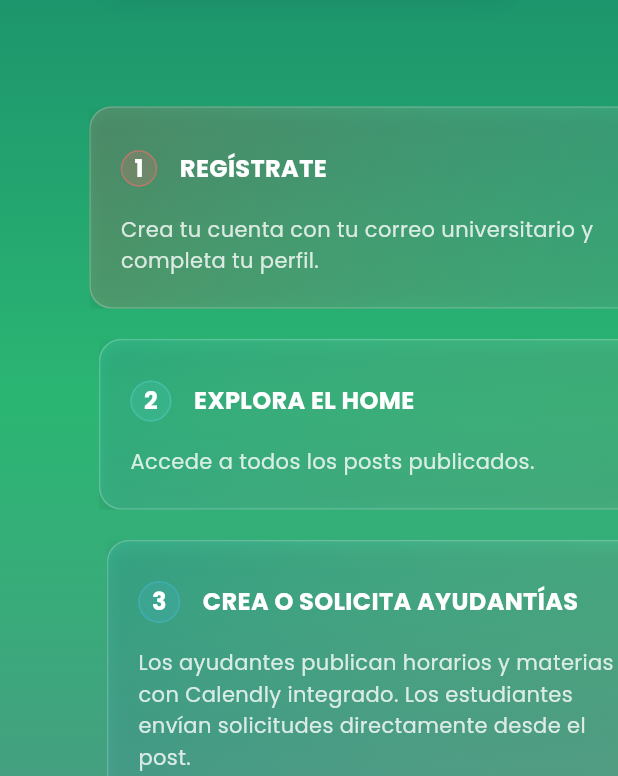
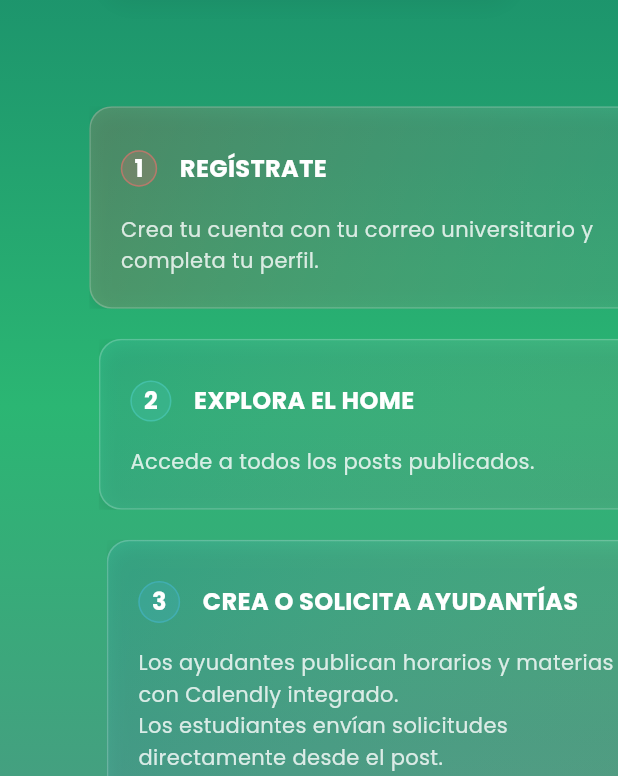
Before and after one commit to UpsaMe-App/frontendP2, a Flutter app: the screen it shows after launch, scrolled down 1152 dp, on a phone screen of 412 x 824 dp, the part 460-1236 px from its top. Run offline on Flutter 3.47's test engine with Material 3 defaults, Android fonts, the phone set to English and light mode, and no system bars; our stand-ins replace google_fonts, image_picker, lottie; missing offline and left inert: dart:html, dart:ui_web; accounts and stored records are empty; network calls fail.

Commit message:
landing page

```diff
--- a/flutter_upsame/lib/screens/landing_page.dart
+++ b/flutter_upsame/lib/screens/landing_page.dart
@@ -73,7 +73,6 @@
       vsync: this,
     )..repeat();
 
-    // Dejo un valor grande para que cubra pantallas altas; visualmente funciona bien en todos
     _fallingAnimation = Tween<double>(begin: -100, end: 1200).animate(
       CurvedAnimation(parent: _fallingLeavesController, curve: Curves.linear),
     );
@@ -208,9 +207,8 @@
   }
 
   Widget _buildHeroSection() {
-    // ✅ Hero adaptado: llena pantalla en iPhone 14 Pro y otros móviles altos
     final double heroHeight = _isMobile
-        ? max(620, _screenHeight) // en iPhone 14 Pro ≈ 844, queda full-screen
+        ? max(620, _screenHeight)
         : max(750, _screenHeight * 0.9);
 
     return SizedBox(
@@ -293,7 +291,6 @@
 
           // Header with navigation
           Positioned(
-            // ✅ Respeta notch / dynamic island
             top: _viewPadding.top + (_isMobile ? 12 : 24),
             left: 0,
             right: 0,
@@ -460,37 +457,50 @@
           ),
         ),
         child: Padding(
-          padding: const EdgeInsets.all(30),
+          padding: EdgeInsets.only(
+            top: 20,
+            left: 20,
+            right: 20,
+            bottom: MediaQuery.of(context).viewInsets.bottom,
+          ),
           child: Column(
             children: [
               Container(
                 width: 60,
                 height: 4,
+                margin: const EdgeInsets.only(bottom: 10),
                 decoration: BoxDecoration(
                   color: Colors.white.withOpacity(0.3),
                   borderRadius: BorderRadius.circular(2),
                 ),
               ),
-              const SizedBox(height: 30),
+              Expanded(
+                child: ListView(
+                  padding: EdgeInsets.zero,
+                  children: [
                     _buildMobileNavItem(
                       '¿QUIÉNES SOMOS?',
                       Icons.people_alt_rounded,
                       _showAboutUsPage,
                     ),
-              const SizedBox(height: 20),
+                    const SizedBox(height: 15),
                     _buildMobileNavItem(
                       '¿QUÉ HACEMOS?',
                       Icons.help_rounded,
                       _scrollToTutorial,
                     ),
-              const SizedBox(height: 20),
+                    const SizedBox(height: 15),
                     _buildMobileNavItem(
                       'UNITE',
                       Icons.rocket_launch_rounded,
                       _navigateToLogin,
                     ),
-              const Spacer(),
-              Container(
+                  ],
+                ),
+              ),
+              Padding(
+                padding: const EdgeInsets.symmetric(vertical: 20),
+                child: Container(
                   padding: const EdgeInsets.all(16),
                   decoration: BoxDecoration(
                     color: Colors.white.withOpacity(0.1),
@@ -502,6 +512,7 @@
                     style: GoogleFonts.poppins(
                       color: Colors.white.withOpacity(0.8),
                       fontSize: 12,
+                    ),
                   ),
                 ),
               ),
@@ -566,7 +577,6 @@
         mainAxisAlignment: MainAxisAlignment.spaceBetween,
         crossAxisAlignment: CrossAxisAlignment.center,
         children: [
-          // Left side - Text content
           Expanded(
             flex: 3,
             child: Column(
@@ -634,8 +644,6 @@
             ),
           ),
           SizedBox(width: _isTablet ? 40 : 80),
-
-          // Right side - Owl animation
           if (!_isTablet)
             Expanded(
               flex: 2,
@@ -713,7 +721,6 @@
       child: Padding(
         padding: EdgeInsets.fromLTRB(
           20,
-          // ✅ Baja un poco respetando notch / status bar
           80 + _viewPadding.top * 0.4,
           20,
           20,
@@ -728,7 +735,7 @@
                 'UN ESPACIO DISEÑADO PARA VINCULAR AYUDANTES Y ESTUDIANTES. FACILITAR LA COORDINACIÓN ACADÉMICA Y UNIFICAR TODA LA INFORMACIÓN EN UN SOLO LUGAR',
                 textAlign: TextAlign.center,
                 style: GoogleFonts.poppins(
-                  fontSize: 24, // Aumentado de 20
+                  fontSize: 24,
                   fontWeight: FontWeight.bold,
                   color: Colors.white,
                   height: 1.4,
@@ -742,11 +749,11 @@
                 ),
               ),
             ),
-            const SizedBox(height: 50), // Aumentado de 40
+            const SizedBox(height: 50),
             Column(
               children: [
                 Container(
-                  height: 280, // Aumentado de 200
+                  height: 280,
                   margin: const EdgeInsets.symmetric(horizontal: 10),
                   decoration: BoxDecoration(
                     borderRadius: BorderRadius.circular(15),
@@ -775,7 +782,7 @@
                           ),
                           child: const Icon(
                             Icons.flutter_dash,
-                            size: 100, // Aumentado de 80
+                            size: 100,
                             color: Colors.white,
                           ),
                         );
@@ -783,11 +790,11 @@
                     ),
                   ),
                 ),
-                const SizedBox(height: 20), // Aumentado de 15
+                const SizedBox(height: 20),
                 Text(
                   '¡VOS PODÉS!',
                   style: GoogleFonts.pacifico(
-                    fontSize: 42, // Aumentado de 36
+                    fontSize: 42,
                     fontWeight: FontWeight.bold,
                     color: Colors.white,
                     shadows: [
@@ -806,7 +813,7 @@
                 ),
               ],
             ),
-            const SizedBox(height: 50), // Aumentado de 40
+            const SizedBox(height: 50),
             ScaleTransition(
               scale: _pulseAnimation,
               child: MouseRegion(
@@ -817,8 +824,8 @@
                     backgroundColor: const Color(0xFFFF6B6B),
                     foregroundColor: Colors.white,
                     padding: const EdgeInsets.symmetric(
-                      horizontal: 40, // Aumentado de 30
-                      vertical: 20, // Aumentado de 16
+                      horizontal: 40,
+                      vertical: 20,
                     ),
                     elevation: 6,
                     shadowColor: const Color(0xFFFF6B6B).withOpacity(0.3),
@@ -826,7 +833,7 @@
                       borderRadius: BorderRadius.circular(10),
                     ),
                     textStyle: GoogleFonts.poppins(
-                      fontSize: 20, // Aumentado de 16
+                      fontSize: 20,
                       fontWeight: FontWeight.bold,
                     ),
                   ),
@@ -834,11 +841,11 @@
                     mainAxisSize: MainAxisSize.min,
                     children: [
                       Text('UNITE'),
-                      SizedBox(width: 12), // Aumentado de 10
+                      SizedBox(width: 12),
                       Icon(
                         Icons.rocket_launch_rounded,
                         size: 24,
-                      ), // Aumentado de 18
+                      ),
                     ],
                   ),
                 ),
@@ -1153,11 +1160,9 @@
   }
 
   Widget _buildMobileSteps() {
-    return ListView(
-      shrinkWrap: true,
-      physics: const NeverScrollableScrollPhysics(),
-      children: [
-        _buildMobileStepCard(
+    return Column(
+      children: [
+        _buildStepCard(
           step: 1,
           title: 'REGÍSTRATE',
           description:
@@ -1165,22 +1170,22 @@
           isVisible: _hasAnimatedTutorial,
         ),
         const SizedBox(height: 20),
-        _buildMobileStepCard(
+        _buildStepCard(
           step: 2,
           title: 'EXPLORA EL HOME',
           description: 'Accede a todos los posts publicados.',
           isVisible: _hasAnimatedTutorial,
         ),
         const SizedBox(height: 20),
-        _buildMobileStepCard(
+        _buildStepCard(
           step: 3,
           title: 'CREA O SOLICITA AYUDANTÍAS',
           description:
-              'Los ayudantes publican horarios y materias con Calendly integrado. Los estudiantes envían solicitudes directamente desde el post.',
+              'Los ayudantes publican horarios y materias con Calendly integrado.\nLos estudiantes envían solicitudes directamente desde el post.',
           isVisible: _hasAnimatedTutorial,
         ),
         const SizedBox(height: 20),
-        _buildMobileStepCard(
+        _buildStepCard(
           step: 4,
           title: 'INTERACTÚA EN LOS POSTS',
           description:
@@ -1188,7 +1193,7 @@
           isVisible: _hasAnimatedTutorial,
         ),
         const SizedBox(height: 20),
-        _buildMobileStepCard(
+        _buildStepCard(
           step: 5,
           title: 'ADMINISTRA TU PERFIL',
           description:
@@ -1308,20 +1313,6 @@
     );
   }
 
-  Widget _buildMobileStepCard({
-    required int step,
-    required String title,
-    required String description,
-    required bool isVisible,
-  }) {
-    return _buildStepCard(
-      step: step,
-      title: title,
-      description: description,
-      isVisible: isVisible,
-    );
-  }
-
   Widget _buildFooter() {
     return Container(
       padding: EdgeInsets.symmetric(
@@ -1431,7 +1422,6 @@
         child: SafeArea(
           child: Column(
             children: [
-              // Header
               Container(
                 padding: EdgeInsets.all(isMobile ? 15 : 20),
                 decoration: BoxDecoration(
@@ -1490,8 +1480,6 @@
                   ],
                 ),
               ),
-
-              // Content
               Expanded(
                 child: Container(
                   decoration: const BoxDecoration(
```
Lines whose indentation alone changed are shown as unchanged.
